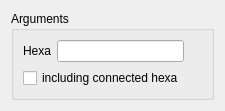
This is src/HEXABLOCKGUI/RemoveHexa_QTD.ui in SalomePlatform/hexablock as Qt 5 draws it before an edit. The edited form follows.
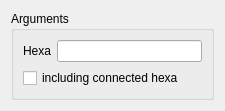
This is the edited form.

Diff of the .ui file:
```diff
--- a/src/HEXABLOCKGUI/RemoveHexa_QTD.ui
+++ b/src/HEXABLOCKGUI/RemoveHexa_QTD.ui
@@ -47,9 +47,15 @@
       </item>
       <item row="0" column="1">
        <widget class="QLineEdit" name="hexa_le">
+        <property name="sizePolicy">
+         <sizepolicy hsizetype="Minimum" vsizetype="Fixed">
+          <horstretch>0</horstretch>
+          <verstretch>0</verstretch>
+         </sizepolicy>
+        </property>
         <property name="maximumSize">
          <size>
-          <width>127</width>
+          <width>16777215</width>
           <height>16777215</height>
          </size>
         </property>
```
